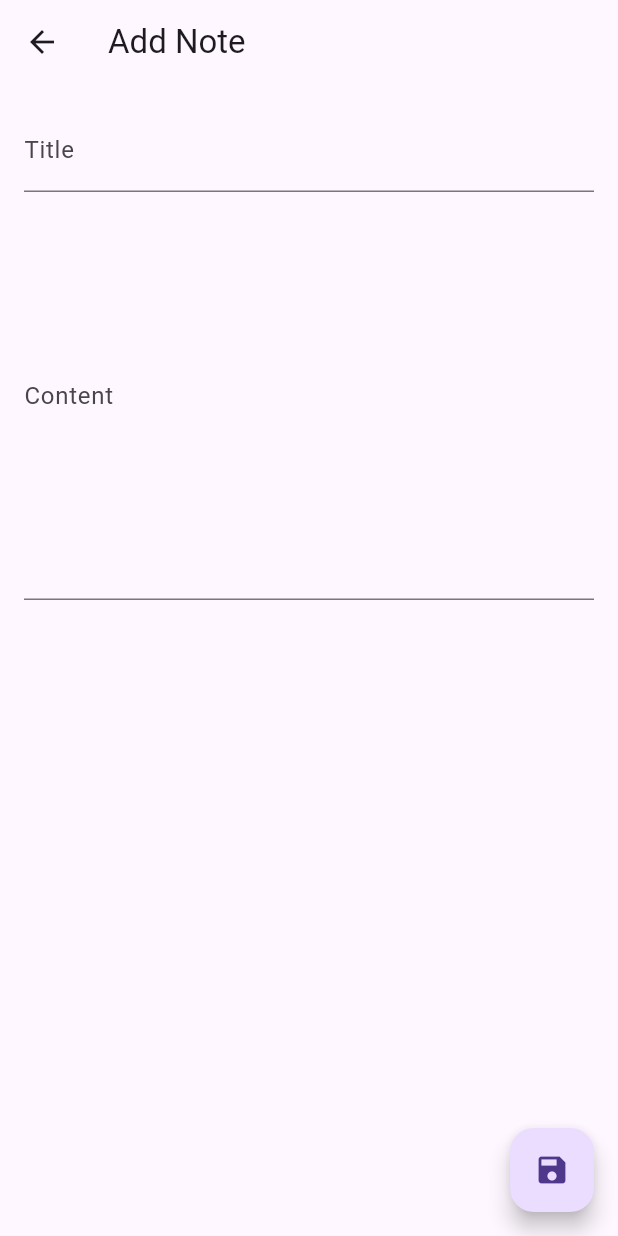
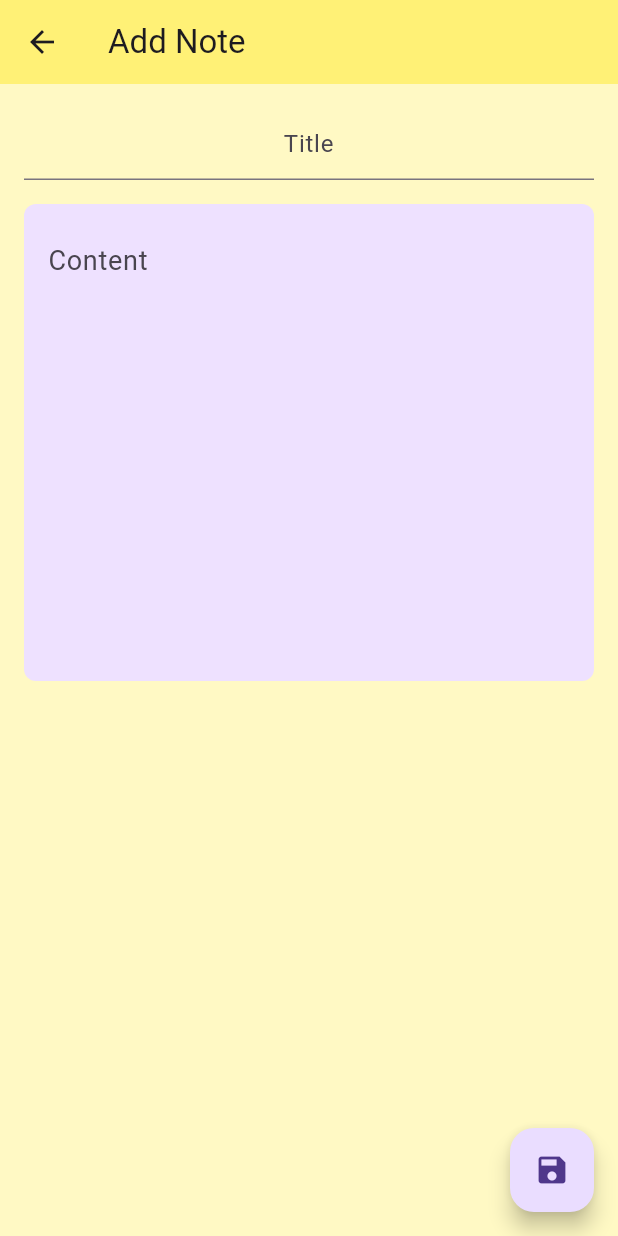
Before and after one commit to Akshansh2515/Mood-Sync, a Flutter app: the screen it shows after launch, after a tap on the "add" icon, on a phone screen of 412 x 824 dp. Run offline on Flutter 3.47's test engine with Material 3 defaults, Android fonts, the light colour scheme and no system bars; missing offline and left inert: sentiment_dart.

Commit message:
Final commit

```diff
--- a/lib/editnotepage.dart
+++ b/lib/editnotepage.dart
@@ -40,7 +40,8 @@ class _AddEditNotePageState extends State<AddEditNotePage> {
       final emotions = emotionDetector.detectEmotions(content);
 
       final note = Note(
-        id: widget.note?.id,
+        id: widget.note?.id ??
+            DateTime.now().toString(), // Generate a new unique ID for new notes
         title: title,
         content: content,
         timestamp: widget.note?.timestamp ?? DateTime.now(),
@@ -96,34 +97,67 @@ class _AddEditNotePageState extends State<AddEditNotePage> {
     return Scaffold(
       appBar: AppBar(
         title: Text(widget.note == null ? 'Add Note' : 'Edit Note'),
+        backgroundColor: Colors
+            .yellow.shade300, // More yellowish background color for the AppBar
       ),
+      backgroundColor: Colors.yellow
+          .shade100, // Light yellow background color for the whole screen
       body: SingleChildScrollView(
         child: Padding(
           padding: const EdgeInsets.all(16.0),
           child: Form(
             key: _formKey,
             child: Column(
+              crossAxisAlignment:
+                  CrossAxisAlignment.stretch, // Ensure elements take full width
               children: [
                 TextFormField(
                   controller: _titleController,
-                  decoration: const InputDecoration(labelText: 'Title'),
+                  decoration: const InputDecoration(
+                    hintText: 'Title',
+                    labelStyle: TextStyle(
+                      fontWeight: FontWeight.w700, // Bold weight for the title
+                      fontSize: 32, // Larger font size for the title
+                      color: Colors.black, // Color for the title text
+                    ),
+                    contentPadding: EdgeInsets.symmetric(
+                        vertical: 12.0), // Padding for the title
+                  ),
                   validator: (value) {
                     if (value == null || value.isEmpty) {
                       return 'Please enter a title';
                     }
                     return null;
                   },
+                  textAlign: TextAlign.center,
                 ),
-                TextFormField(
+                const SizedBox(height: 16.0),
+                Container(
+                  padding: const EdgeInsets.all(16.0), // Increased padding
+                  decoration: BoxDecoration(
+                    color: const Color(
+                        0xffeee1ff), // Dark color for the content box
+                    borderRadius: BorderRadius.circular(8.0),
+                  ),
+                  child: TextFormField(
                     controller: _contentController,
-                  decoration: const InputDecoration(labelText: 'Content'),
+                    decoration: const InputDecoration(
+                      hintText: 'Content',
+                      border: InputBorder.none,
+                    ),
                     validator: (value) {
                       if (value == null || value.isEmpty) {
                         return 'Please enter some content';
                       }
                       return null;
                     },
-                  maxLines: 10,
+                    maxLines: 10, // Increased number of lines
+                    style: const TextStyle(
+                      color: Colors.black, // White text color for content
+                      fontSize: 18, // Font size for the content
+                      fontWeight:
+                          FontWeight.w400, // Regular weight for the content
+                    ),
                     onChanged: (value) {
                       final emotions = emotionDetector.detectEmotions(value);
                       setState(() {
@@ -132,15 +166,39 @@ class _AddEditNotePageState extends State<AddEditNotePage> {
                       _fetchSearchQuery();
                     },
                   ),
+                ),
                 if (_emotions != null)
                   Padding(
                     padding: const EdgeInsets.symmetric(vertical: 16.0),
+                    child: Container(
+                      padding: const EdgeInsets.all(16.0),
+                      decoration: BoxDecoration(
+                        color: Colors.orange
+                            .shade100, // Background color for the sentiment analysis box
+                        borderRadius: BorderRadius.circular(8.0),
+                      ),
                       child: Column(
                         crossAxisAlignment: CrossAxisAlignment.start,
-                      children: _emotions!.entries
-                          .map((entry) => Text(
-                              '${entry.key}: ${entry.value.toStringAsFixed(2)}%'))
-                          .toList(),
+                        children: [
+                          const Text(
+                            'Sentimental Analysis',
+                            style: TextStyle(
+                              fontWeight: FontWeight.w600,
+                              fontSize: 20,
+                              color: Colors.black,
+                            ),
+                          ),
+                          const SizedBox(height: 8.0),
+                          ..._emotions!.entries.map((entry) => Text(
+                              '${entry.key}: ${entry.value.toStringAsFixed(2)}%',
+                              style: const TextStyle(
+                                color: Colors.black, // Text color for emotions
+                                fontSize: 16, // Font size for emotions
+                                fontWeight: FontWeight
+                                    .w400, // Regular weight for emotions
+                              )))
+                        ],
+                      ),
                     ),
                   ),
                 if (_searchQuery != null)
@@ -148,7 +206,26 @@ class _AddEditNotePageState extends State<AddEditNotePage> {
                     padding: const EdgeInsets.symmetric(vertical: 16.0),
                     child: ElevatedButton(
                       onPressed: _openYouTube,
-                      child: const Text('Recommend Songs'),
+                      style: TextButton.styleFrom(
+                        backgroundColor: Colors.yellow
+                            .shade300, // Yellow background for the button
+                        foregroundColor:
+                            Colors.black, // Black text color for the button
+                        padding: const EdgeInsets.symmetric(
+                            vertical: 12.0, horizontal: 16.0),
+                        shape: RoundedRectangleBorder(
+                          borderRadius: BorderRadius.circular(8.0),
+                        ),
+                        elevation: 4.0, // Add shadow for the button
+                      ),
+                      child: const Text(
+                        'Recommend Songs',
+                        style: TextStyle(
+                          fontSize: 18, // Font size for the button text
+                          fontWeight: FontWeight
+                              .w600, // Semi-bold weight for the button text
+                        ),
+                      ),
                     ),
                   ),
               ],
--- a/lib/homepage.dart
+++ b/lib/homepage.dart
@@ -2,6 +2,7 @@ import 'package:flutter/material.dart';
 import 'note.dart';
 import 'editNotePage.dart';
 import 'noteStorage.dart';
+import 'dart:math';
 
 class HomePage extends StatefulWidget {
   const HomePage({super.key});
@@ -13,6 +14,22 @@ class HomePage extends StatefulWidget {
 class _HomePageState extends State<HomePage> {
   final NoteStorage _noteStorage = NoteStorage();
   List<Note> _notes = [];
+  final Random _random = Random(); // Random number generator
+
+  // List of colors to choose from
+  final List<Color> _colors = [
+    Colors.lightBlueAccent.shade100, // Light Blue Accent
+    const Color(0xffeee1ff), // Lavender
+    Colors.orange.shade100, // Light Orange
+    Colors.blue.shade100, // Light Blue (Currently Used Color)
+    const Color(0xff77dd77), // Pastel Green
+    const Color(0xffaec6cf), // Pastel Blue
+    const Color(0xffffb3e6), // Pastel Pink
+    const Color(0xffe3bced), // Light Lavender
+    const Color(0xffffdab9), // Soft Peach
+    const Color(0xff98ff98), // Mint Green
+    const Color(0xfff08080),
+  ];
 
   @override
   void initState() {
@@ -51,7 +68,11 @@ class _HomePageState extends State<HomePage> {
     return Scaffold(
       appBar: AppBar(
         title: const Text('Notes'),
+        backgroundColor: Colors
+            .yellow.shade200, // Light yellow background color for the AppBar
       ),
+      backgroundColor: Colors.yellow
+          .shade200, // Very light yellow background color for the whole screen
       body: GridView.builder(
         gridDelegate: const SliverGridDelegateWithFixedCrossAxisCount(
           crossAxisCount: 2,
@@ -61,6 +82,9 @@ class _HomePageState extends State<HomePage> {
         itemCount: _notes.length,
         itemBuilder: (context, index) {
           final note = _notes[index];
+          final color = _colors[_random
+              .nextInt(_colors.length)]; // Select a random color from the list
+
           return GestureDetector(
             onTap: () async {
               final updatedNote = await Navigator.push(
@@ -101,7 +125,7 @@ class _HomePageState extends State<HomePage> {
             },
             child: Container(
               decoration: BoxDecoration(
-                color: index % 2 == 0 ? Colors.blue[100] : Colors.green[100],
+                color: color, // Assigning a random color for each note
                 borderRadius: BorderRadius.circular(8.0),
               ),
               padding: const EdgeInsets.all(8.0),
@@ -110,7 +134,13 @@ class _HomePageState extends State<HomePage> {
                 children: [
                   Text(
                     note.title,
-                    style: const TextStyle(fontWeight: FontWeight.bold),
+                    style: const TextStyle(
+                      fontWeight: FontWeight.bold,
+                      fontSize: 18,
+                    ),
+                    maxLines: 1,
+                    overflow: TextOverflow.ellipsis,
+                    textAlign: TextAlign.center,
                   ),
                   const SizedBox(height: 4.0),
                   Text(
--- a/lib/main.dart
+++ b/lib/main.dart
@@ -1,5 +1,4 @@
 import 'package:flutter/material.dart';
-
 import 'homepage.dart';
 
 void main() {
@@ -17,6 +16,7 @@ class MoodSync extends StatelessWidget {
         primarySwatch: Colors.blue,
       ),
       home: const HomePage(),
+      debugShowCheckedModeBanner: false, // This line removes the debug banner
     );
   }
 }
--- a/lib/note.dart
+++ b/lib/note.dart
@@ -1,5 +1,7 @@
+import 'dart:convert';
+
 class Note {
-  int? id;
+  String? id; // Change from int? to String? for unique identifiers
   String title;
   String content;
   DateTime timestamp;
```
Lines whose indentation alone changed are shown as unchanged.
